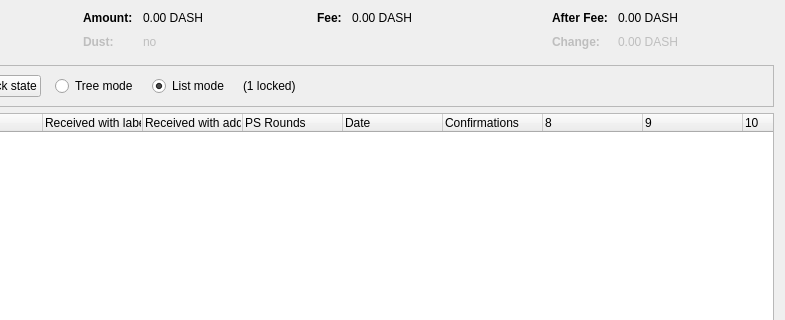
Qt form src/qt/forms/coincontroldialog.ui (dashpay/dash) before a commit; both pictures show x 169 to 954 and y 0 to 320 of the 954 by 500 pixel window.
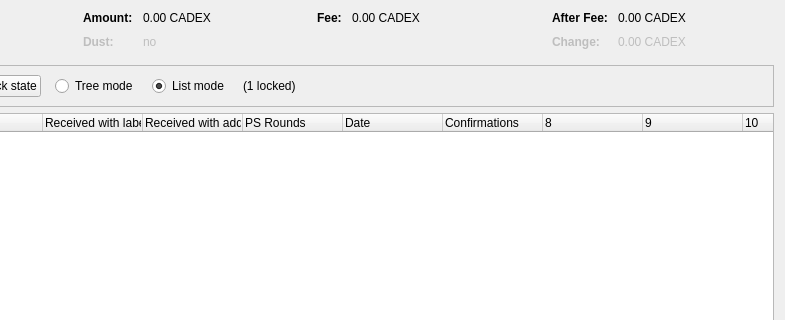
The same form after that commit. Custom widgets are drawn as their Qt base class.

Patch:
```diff
--- a/src/qt/forms/coincontroldialog.ui
+++ b/src/qt/forms/coincontroldialog.ui
@@ -132,7 +132,7 @@
           <enum>Qt::ActionsContextMenu</enum>
          </property>
          <property name="text">
-          <string notr="true">0.00 DASH</string>
+          <string notr="true">0.00 CADEX</string>
          </property>
          <property name="textInteractionFlags">
           <set>Qt::LinksAccessibleByMouse|Qt::TextSelectableByKeyboard|Qt::TextSelectableByMouse</set>
@@ -212,7 +212,7 @@
           <enum>Qt::ActionsContextMenu</enum>
          </property>
          <property name="text">
-          <string notr="true">0.00 DASH</string>
+          <string notr="true">0.00 CADEX</string>
          </property>
          <property name="textInteractionFlags">
           <set>Qt::LinksAccessibleByMouse|Qt::TextSelectableByKeyboard|Qt::TextSelectableByMouse</set>
@@ -257,7 +257,7 @@
           <enum>Qt::ActionsContextMenu</enum>
          </property>
          <property name="text">
-          <string notr="true">0.00 DASH</string>
+          <string notr="true">0.00 CADEX</string>
          </property>
          <property name="textInteractionFlags">
           <set>Qt::LinksAccessibleByMouse|Qt::TextSelectableByKeyboard|Qt::TextSelectableByMouse</set>
@@ -292,7 +292,7 @@
           <enum>Qt::ActionsContextMenu</enum>
          </property>
          <property name="text">
-          <string notr="true">0.00 DASH</string>
+          <string notr="true">0.00 CADEX</string>
          </property>
          <property name="textInteractionFlags">
           <set>Qt::LinksAccessibleByMouse|Qt::TextSelectableByKeyboard|Qt::TextSelectableByMouse</set>
```
